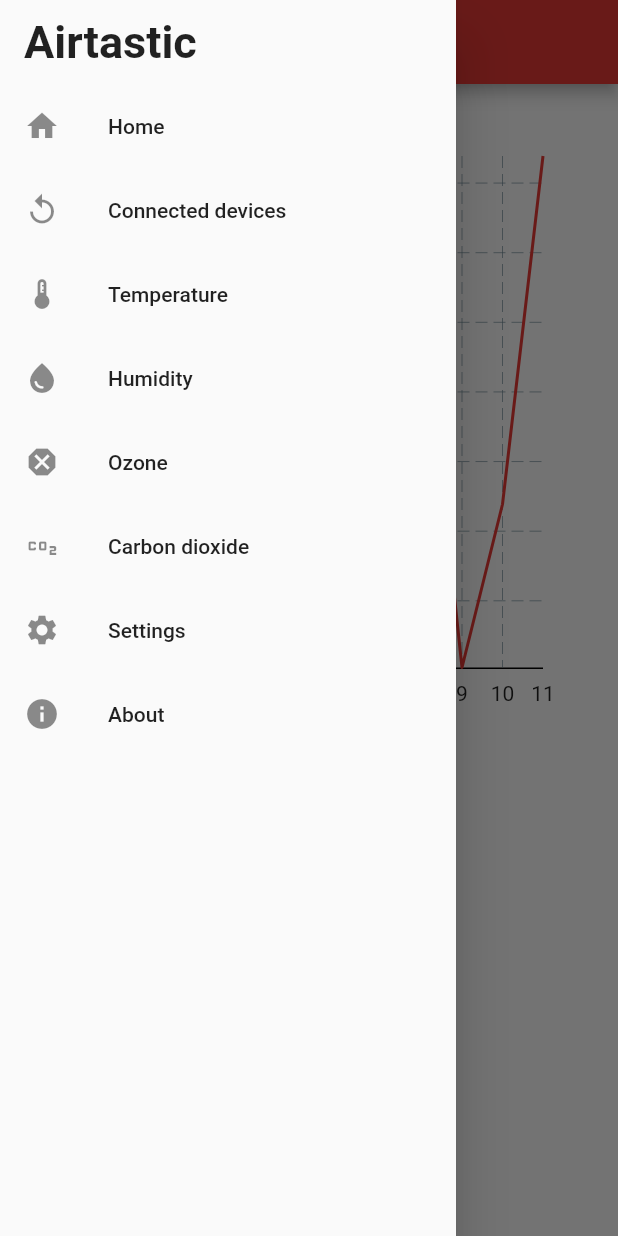
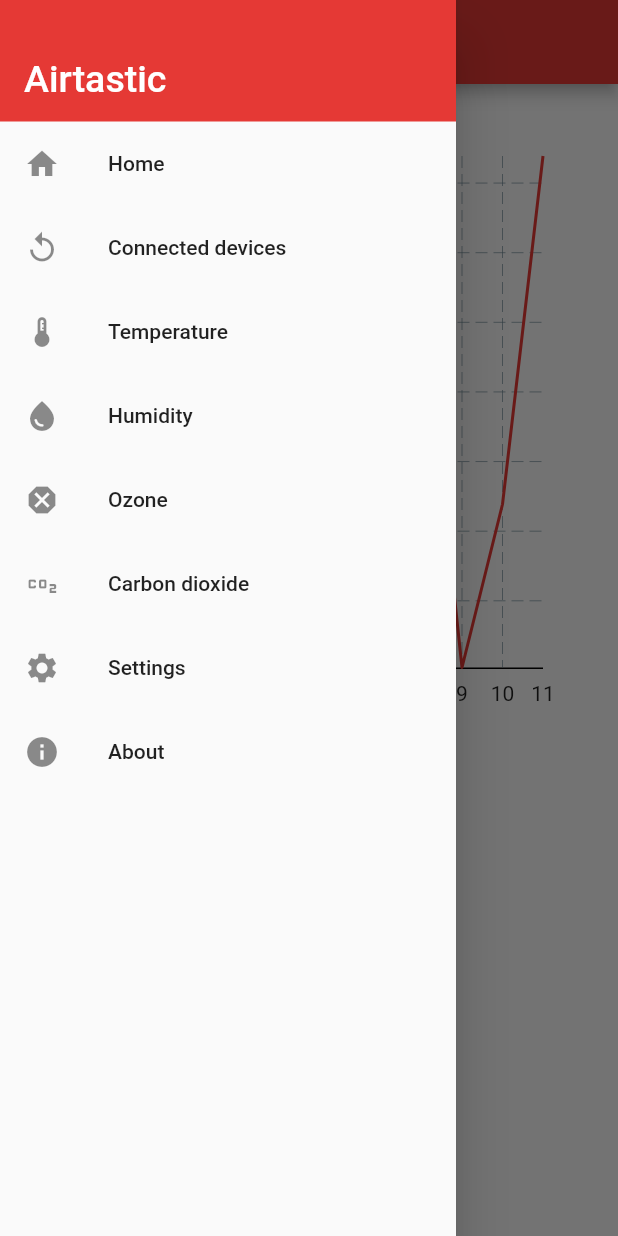
Before and after one commit to gekkegerard/airtastic, a Flutter app: the screen it shows after launch, with the side drawer open, on a phone screen of 412 x 824 dp. Run offline on Flutter 3.47's test engine with Material 2 defaults, Android fonts, the phone set to English and light mode, and no system bars; drawn by our look-alikes of fl_chart.

Commit message:
nav bar aan gepast naar marco's zin

```diff
--- a/lib/widgets/nav_bar.dart
+++ b/lib/widgets/nav_bar.dart
@@ -6,14 +6,22 @@
   @override
   Widget build(BuildContext context) {
     return Drawer(
-      child: SafeArea(
       child: ListView(
         padding: EdgeInsets.zero,
         children: [
-            const ListTile(
+          Container(
+            color: Colors.red[600], // Set the background color
+            child: const Padding(
+              padding: EdgeInsets.fromLTRB(0, 25, 0, 0),
+              child: ListTile(
                 title: Text(
                   "Airtastic",
-                style: TextStyle(fontWeight: FontWeight.bold, fontSize: 30),
+                  style: TextStyle(
+                    fontSize: 25,
+                    color: Colors.white,
+                  ),
+                ),
+              ),
             ),
           ),
           ListTile(
@@ -74,7 +82,6 @@
           ),
         ],
       ),
-      ),
     );
   }
 }
```
Lines whose indentation alone changed are shown as unchanged.
